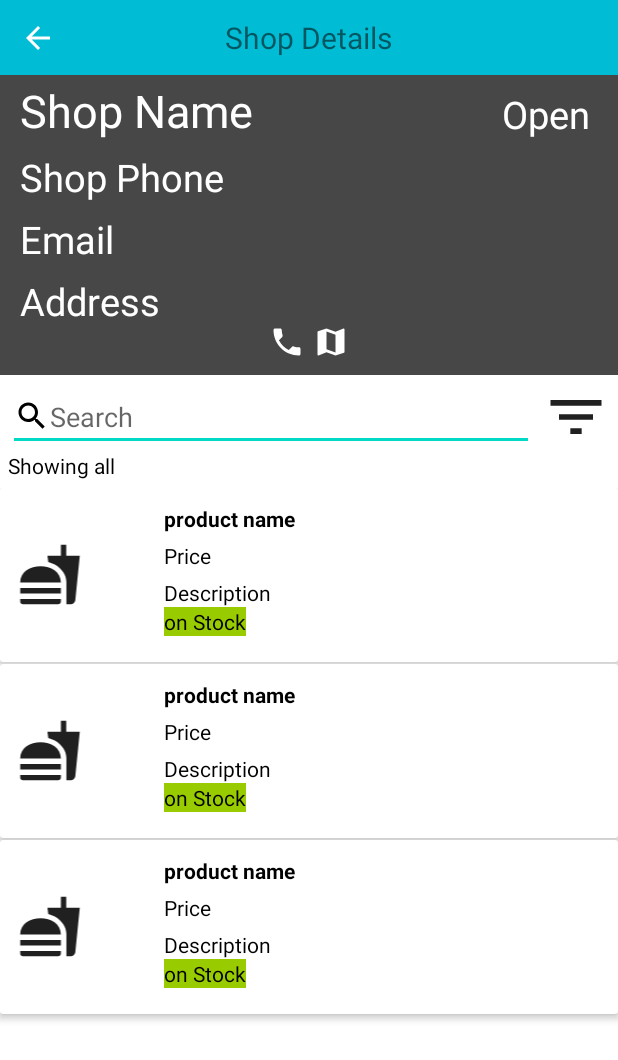
After one commit to spyroy/near_buy, an Android app: the layout activity_shop_details.xml on its own in the app's theme, with its tools: preview values and no code run, on a phone screen of 412 x 824 dp. The commit adds this screen. Shown: the top 1060 px of the screen. Run offline under Robolectric (Android 15) with nearby library versions, the phone set to English and light mode, and no system bars; Roboto replaces fonts that are not available here.

Commit message:
start of viewing products

```diff
--- a/app/src/main/AndroidManifest.xml
+++ b/app/src/main/AndroidManifest.xml
@@ -15,7 +15,8 @@
         android:roundIcon="@mipmap/ic_launcher_round"
         android:supportsRtl="true"
         android:theme="@style/Theme.Nearbuy">
-        <activity android:name=".MainUserActivity"></activity>
+        <activity android:name=".shopDetailsActivity"></activity>
+        <activity android:name=".MainUserActivity" />
         <activity android:name=".MainSellerActivity" />
         <activity android:name=".RegisterSellerActivity" />
         <activity
--- /dev/null
+++ b/app/src/main/java/com/example/near_buy/ProductsAdapter.java
@@ -0,0 +1,88 @@
+package com.example.near_buy;
+
+import android.content.Context;
+import android.content.Intent;
+import android.graphics.Color;
+import android.provider.ContactsContract;
+import android.view.LayoutInflater;
+import android.view.View;
+import android.view.ViewGroup;
+import android.widget.TextView;
+
+import androidx.annotation.NonNull;
+import androidx.recyclerview.widget.RecyclerView;
+
+import java.util.ArrayList;
+import java.util.List;
+
+public class ProductsAdapter extends RecyclerView.Adapter<ProductsAdapter.HolderShop>{
+    private Context context;
+    public ArrayList<Manager> shopList;
+
+    public ProductsAdapter (Context context, ArrayList<Manager> shopList){
+        this.context = context;
+        this.shopList = shopList;
+    }
+
+    @NonNull
+    @Override
+    public HolderShop onCreateViewHolder(@NonNull ViewGroup parent, int viewType) {
+        View view = LayoutInflater.from(context).inflate(R.layout.row_shop, parent, false);
+        return new HolderShop(view);
+    }
+
+    @Override
+    public void onBindViewHolder(@NonNull HolderShop holder, int position) {
+        Manager products = shopList.get(position);
+        List<ContactsContract.CommonDataKinds.Relation> prods = products.getProducts();
+//        String email = shop.getEmail();
+//        String shopName = shop.getStore();
+//        String phone = String.valueOf(shop.getPhone());
+//        String open = shop.getIsOpen();
+//        String name = shop.getName();
+//
+//        holder.name.setText("seller name: " + name);
+//        holder.address.setText("Address: " + Address);
+//        holder.shop_name.setText("shop name: " + shopName);
+//        holder.shop_phone.setText("shop phone: " + phone);
+//
+//        if(open.equals("true")){
+//            holder.isOpen.setText("shop is open");
+//            holder.isOpen.setBackgroundColor(Color.GREEN);
+//        }
+//        else {
+//            holder.isOpen.setText("shop is closed");
+//            holder.isOpen.setBackgroundColor(Color.RED);
+//        }
+
+        holder.itemView.setOnClickListener(new View.OnClickListener() {
+            @Override
+            public void onClick(View v) {
+                Intent intent = new Intent(context, shopDetailsActivity.class);
+                intent.putExtra("shopName", "productName");
+                context.startActivity(intent);
+            }
+        });
+    }
+
+
+    @Override
+    public int getItemCount() {
+        return shopList.size();
+    }
+
+    class HolderShop extends RecyclerView.ViewHolder{
+        private TextView product_name;
+        private TextView price;
+        private TextView description;
+        private TextView onStock;
+
+        public HolderShop(@NonNull View itemView) {
+            super(itemView);
+            product_name = (TextView)itemView.findViewById(R.id.productName);
+            price = (TextView)itemView.findViewById(R.id.productPrice);
+            description = (TextView)itemView.findViewById(R.id.productDescription);
+            onStock = (TextView)itemView.findViewById(R.id.stock);
+        }
+    }
+}
--- a/app/src/main/java/com/example/near_buy/ShopAdapter.java
+++ b/app/src/main/java/com/example/near_buy/ShopAdapter.java
@@ -1,6 +1,7 @@
 package com.example.near_buy;
 
 import android.content.Context;
+import android.content.Intent;
 import android.graphics.Color;
 import android.view.LayoutInflater;
 import android.view.View;
@@ -51,7 +52,17 @@ public class ShopAdapter extends RecyclerView.Adapter<ShopAdapter.HolderShop>{
             holder.isOpen.setText("shop is closed");
             holder.isOpen.setBackgroundColor(Color.RED);
         }
+
+        holder.itemView.setOnClickListener(new View.OnClickListener() {
+            @Override
+            public void onClick(View v) {
+                Intent intent = new Intent(context, shopDetailsActivity.class);
+                intent.putExtra("shopName", shopName);
+                context.startActivity(intent);
+            }
+        });
     }
+
 
     @Override
     public int getItemCount() {
--- /dev/null
+++ b/app/src/main/java/com/example/near_buy/shopDetailsActivity.java
@@ -0,0 +1,14 @@
+package com.example.near_buy;
+
+import androidx.appcompat.app.AppCompatActivity;
+
+import android.os.Bundle;
+
+public class shopDetailsActivity extends AppCompatActivity {
+
+    @Override
+    protected void onCreate(Bundle savedInstanceState) {
+        super.onCreate(savedInstanceState);
+        setContentView(R.layout.activity_shop_details);
+    }
+}
--- /dev/null
+++ b/app/src/main/res/drawable/ic_baseline_arrow_back_white.xml
@@ -0,0 +1,5 @@
+<vector android:height="24dp" android:tint="#FFFFFF"
+    android:viewportHeight="24" android:viewportWidth="24"
+    android:width="24dp" xmlns:android="http://schemas.android.com/apk/res/android">
+    <path android:fillColor="@android:color/white" android:pathData="M20,11H7.83l5.59,-5.59L12,4l-8,8 8,8 1.41,-1.41L7.83,13H20v-2z"/>
+</vector>
--- /dev/null
+++ b/app/src/main/res/drawable/ic_baseline_fastfood_black.xml
@@ -0,0 +1,5 @@
+<vector android:height="24dp" android:tint="#202021"
+    android:viewportHeight="24" android:viewportWidth="24"
+    android:width="24dp" xmlns:android="http://schemas.android.com/apk/res/android">
+    <path android:fillColor="@android:color/white" android:pathData="M18.06,22.99h1.66c0.84,0 1.53,-0.64 1.63,-1.46L23,5.05h-5L18,1h-1.97v4.05h-4.97l0.3,2.34c1.71,0.47 3.31,1.32 4.27,2.26 1.44,1.42 2.43,2.89 2.43,5.29v8.05zM1,21.99L1,21h15.03v0.99c0,0.55 -0.45,1 -1.01,1L2.01,22.99c-0.56,0 -1.01,-0.45 -1.01,-1zM16.03,14.99c0,-8 -15.03,-8 -15.03,0h15.03zM1.02,17h15v2h-15z"/>
+</vector>
--- /dev/null
+++ b/app/src/main/res/drawable/ic_baseline_filter_list_black.xml
@@ -0,0 +1,5 @@
+<vector android:height="24dp" android:tint="#202021"
+    android:viewportHeight="24" android:viewportWidth="24"
+    android:width="24dp" xmlns:android="http://schemas.android.com/apk/res/android">
+    <path android:fillColor="@android:color/white" android:pathData="M10,18h4v-2h-4v2zM3,6v2h18L21,6L3,6zM6,13h12v-2L6,11v2z"/>
+</vector>
--- /dev/null
+++ b/app/src/main/res/drawable/ic_baseline_local_phone_white.xml
@@ -0,0 +1,5 @@
+<vector android:height="24dp" android:tint="#FFFFFF"
+    android:viewportHeight="24" android:viewportWidth="24"
+    android:width="24dp" xmlns:android="http://schemas.android.com/apk/res/android">
+    <path android:fillColor="@android:color/white" android:pathData="M6.62,10.79c1.44,2.83 3.76,5.14 6.59,6.59l2.2,-2.2c0.27,-0.27 0.67,-0.36 1.02,-0.24 1.12,0.37 2.33,0.57 3.57,0.57 0.55,0 1,0.45 1,1V20c0,0.55 -0.45,1 -1,1 -9.39,0 -17,-7.61 -17,-17 0,-0.55 0.45,-1 1,-1h3.5c0.55,0 1,0.45 1,1 0,1.25 0.2,2.45 0.57,3.57 0.11,0.35 0.03,0.74 -0.25,1.02l-2.2,2.2z"/>
+</vector>
--- /dev/null
+++ b/app/src/main/res/drawable/ic_baseline_map_white.xml
@@ -0,0 +1,5 @@
+<vector android:height="24dp" android:tint="#FFFFFF"
+    android:viewportHeight="24" android:viewportWidth="24"
+    android:width="24dp" xmlns:android="http://schemas.android.com/apk/res/android">
+    <path android:fillColor="@android:color/white" android:pathData="M20.5,3l-0.16,0.03L15,5.1 9,3 3.36,4.9c-0.21,0.07 -0.36,0.25 -0.36,0.48V20.5c0,0.28 0.22,0.5 0.5,0.5l0.16,-0.03L9,18.9l6,2.1 5.64,-1.9c0.21,-0.07 0.36,-0.25 0.36,-0.48V3.5c0,-0.28 -0.22,-0.5 -0.5,-0.5zM15,19l-6,-2.11V5l6,2.11V19z"/>
+</vector>
--- /dev/null
+++ b/app/src/main/res/layout/activity_shop_details.xml
@@ -0,0 +1,196 @@
+<?xml version="1.0" encoding="utf-8"?>
+<RelativeLayout xmlns:android="http://schemas.android.com/apk/res/android"
+    xmlns:app="http://schemas.android.com/apk/res-auto"
+    xmlns:tools="http://schemas.android.com/tools"
+    android:layout_width="match_parent"
+    android:layout_height="match_parent"
+    tools:context=".shopDetailsActivity">
+
+    <RelativeLayout
+        android:id="@+id/shopRl"
+        android:layout_width="match_parent"
+        android:layout_height="250dp">
+
+        <ImageView
+            android:id="@+id/shopSingle"
+            android:layout_width="match_parent"
+            android:layout_height="match_parent"
+            android:scaleType="centerCrop"
+            android:src="#79000000" />
+
+        <ImageView
+            android:layout_width="match_parent"
+            android:layout_height="match_parent"
+            android:src="#79000000"/>
+
+        <RelativeLayout
+            android:layout_width="match_parent"
+            android:layout_height="wrap_content"
+            android:layout_marginTop="40dp"
+            android:padding="10dp">
+
+            <TextView
+                android:id="@+id/shopNameSingle"
+                android:layout_width="wrap_content"
+                android:layout_height="wrap_content"
+                style="@style/Animation.Design.BottomSheetDialog"
+                android:text="Shop Name"
+                android:textColor="@color/white"
+                android:layout_margin="3dp"
+                android:textSize="30dp"/>
+
+            <TextView
+                android:id="@+id/shopPhoneSingle"
+                android:layout_width="wrap_content"
+                android:layout_height="wrap_content"
+                style="@style/Animation.Design.BottomSheetDialog"
+                android:text="Shop Phone"
+                android:layout_below="@+id/shopNameSingle"
+                android:textColor="@color/white"
+                android:layout_margin="3dp"
+                android:textSize="25dp"/>
+
+            <TextView
+                android:id="@+id/shopEmailSingle"
+                android:layout_width="wrap_content"
+                android:layout_height="wrap_content"
+                style="@style/Animation.Design.BottomSheetDialog"
+                android:text="Email"
+                android:layout_below="@+id/shopPhoneSingle"
+                android:textColor="@color/white"
+                android:layout_margin="3dp"
+                android:textSize="25dp"/>
+
+            <TextView
+                android:id="@+id/openSingle"
+                android:layout_width="wrap_content"
+                android:layout_height="wrap_content"
+                style="@style/Animation.Design.BottomSheetDialog"
+                android:text="Open"
+                android:layout_alignParentEnd="true"
+                android:layout_alignParentRight="true"
+                android:padding="5dp"
+                android:textColor="@color/white"
+                android:layout_margin="3dp"
+                android:textSize="25dp" />
+
+            <TextView
+                android:id="@+id/shopAddressSingle"
+                android:layout_width="wrap_content"
+                android:layout_height="wrap_content"
+                style="@style/Animation.Design.BottomSheetDialog"
+                android:text="Address"
+                android:layout_below="@+id/shopEmailSingle"
+                android:textColor="@color/white"
+                android:layout_margin="3dp"
+                android:textSize="25dp"/>
+
+            <LinearLayout
+                android:layout_width="match_parent"
+                android:layout_height="wrap_content"
+                android:layout_alignParentBottom="true"
+                android:gravity="center_horizontal"
+                android:orientation="horizontal">
+
+                <ImageButton
+                    android:id="@+id/callBtn"
+                    android:layout_width="wrap_content"
+                    android:layout_height="wrap_content"
+                    android:src="@drawable/ic_baseline_local_phone_white"
+                    android:background="@null"/>
+
+                <ImageButton
+                    android:id="@+id/mapBtn"
+                    android:layout_marginStart="5dp"
+                    android:layout_marginLeft="5dp"
+                    android:layout_width="wrap_content"
+                    android:layout_height="wrap_content"
+                    android:src="@drawable/ic_baseline_map_white"
+                    android:background="@null"/>
+
+            </LinearLayout>
+
+
+
+        </RelativeLayout>
+
+    </RelativeLayout>
+
+    <RelativeLayout
+        android:id="@+id/toolbar"
+        android:layout_width="match_parent"
+        android:layout_height="wrap_content"
+        android:background="#00BCD4"
+        android:padding="10dp">
+
+        <ImageButton
+            android:id="@+id/backBtn"
+            android:layout_width="30dp"
+            android:layout_height="30dp"
+            android:src="@drawable/ic_baseline_arrow_back_white"
+            android:background="@null" />
+        <TextView
+            android:layout_width="wrap_content"
+            android:layout_height="wrap_content"
+            android:layout_centerHorizontal="true"
+            android:layout_centerVertical="true"
+            android:text="Shop Details"
+            android:textSize="20dp" />
+    </RelativeLayout>
+
+    <RelativeLayout
+        android:id="@+id/products"
+        android:layout_width="match_parent"
+        android:layout_height="match_parent"
+        android:layout_below="@id/shopRl">
+
+        <EditText
+            android:id="@+id/searcProduct"
+            android:layout_width="match_parent"
+            android:layout_height="wrap_content"
+            android:layout_margin="5dp"
+            android:layout_toStartOf="@+id/filterBtn"
+            android:layout_toLeftOf="@+id/filterBtn"
+            android:drawableStart="@drawable/ic_search_black_24dp"
+            android:drawableLeft="@drawable/ic_search_black_24dp"
+            android:hint="Search"/>
+
+        <ImageButton
+            android:id="@+id/filterBtn"
+            android:layout_width="45dp"
+            android:layout_height="45dp"
+            android:layout_alignParentEnd="true"
+            android:layout_alignParentRight="true"
+            android:layout_marginTop="5dp"
+            android:layout_marginEnd="5dp"
+            android:layout_marginRight="5dp"
+            android:background="@null"
+            android:scaleType="fitXY"
+            android:src="@drawable/ic_baseline_filter_list_black"
+            />
+
+        <TextView
+            android:id="@+id/filterProducts"
+            android:layout_width="wrap_content"
+            android:layout_height="wrap_content"
+            android:layout_below="@+id/filterBtn"
+            android:layout_marginStart="5dp"
+            android:layout_marginLeft="5dp"
+            android:layout_marginBottom="5dp"
+            android:text="Showing all"
+            android:textColor="@color/black" />
+
+        <androidx.recyclerview.widget.RecyclerView
+            android:id="@+id/showProducts"
+            android:layout_below="@+id/filterProducts"
+            android:layout_width="match_parent"
+            android:layout_height="match_parent"
+            app:layoutManager="androidx.recyclerview.widget.LinearLayoutManager"
+            tools:listitem="@layout/row_products"/>
+
+
+
+
+    </RelativeLayout>
+
+</RelativeLayout>
--- /dev/null
+++ b/app/src/main/res/layout/row_products.xml
@@ -0,0 +1,94 @@
+<?xml version="1.0" encoding="utf-8"?>
+<androidx.cardview.widget.CardView xmlns:android="http://schemas.android.com/apk/res/android"
+    xmlns:app="http://schemas.android.com/apk/res-auto"
+    xmlns:tools="http://schemas.android.com/tools"
+    android:layout_width="match_parent"
+    android:layout_height="wrap_content"
+    android:layout_marginBottom="1dp"
+    app:cardElevation="3dp"
+    app:contentPadding="5dp"
+    tools:context=".storeFrag">
+
+    <RelativeLayout
+        android:id="@+id/shopDetails"
+        android:layout_width="401dp"
+        android:layout_height="105dp">
+
+        <LinearLayout
+            android:id="@+id/linear"
+            android:layout_width="346dp"
+            android:layout_height="match_parent"
+            android:layout_alignParentStart="true"
+            android:layout_alignParentLeft="true"
+            android:layout_marginStart="56dp"
+            android:layout_marginLeft="56dp"
+            android:orientation="vertical">
+
+            <TextView
+                android:id="@+id/productName"
+                android:layout_width="wrap_content"
+                android:layout_height="wrap_content"
+                android:layout_marginStart="@android:dimen/app_icon_size"
+                android:layout_marginLeft="@android:dimen/app_icon_size"
+                android:layout_marginTop="5dp"
+                android:text="product name"
+                android:textColor="@color/black"
+                android:textStyle="bold" />
+
+            <TextView
+                android:id="@+id/productPrice"
+                android:layout_width="wrap_content"
+                android:layout_height="wrap_content"
+                android:layout_marginStart="@android:dimen/app_icon_size"
+                android:layout_marginLeft="@android:dimen/app_icon_size"
+                android:layout_marginTop="5dp"
+                android:text="Price"
+                android:textColor="@color/black" />
+
+            <TextView
+                android:id="@+id/productDescription"
+                android:layout_width="wrap_content"
+                android:layout_height="wrap_content"
+                android:layout_marginStart="@android:dimen/app_icon_size"
+                android:layout_marginLeft="@android:dimen/app_icon_size"
+                android:layout_marginTop="5dp"
+                android:text="Description"
+                android:textColor="@color/black" />
+
+            <TextView
+                android:id="@+id/stock"
+                android:layout_width="wrap_content"
+                android:layout_height="wrap_content"
+                android:layout_marginStart="@android:dimen/app_icon_size"
+                android:layout_marginLeft="@android:dimen/app_icon_size"
+                android:background="@android:color/holo_green_light"
+                android:text="on Stock"
+                android:textColor="@color/black" />
+        </LinearLayout>
+
+
+        <ImageView
+            android:id="@+id/shop_im"
+            android:layout_width="56dp"
+            android:layout_height="43dp"
+            android:layout_alignParentStart="true"
+            android:layout_alignParentLeft="true"
+            android:layout_centerVertical="true"
+            android:src="@drawable/ic_baseline_fastfood_black" />
+    </RelativeLayout>
+
+
+    <!-- TODO: Update blank fragment layout -->
+    <!--    <TextView-->
+    <!--        android:layout_width="wrap_content"-->
+    <!--        android:layout_height="wrap_content"-->
+    <!--        android:layout_marginTop="16dp"-->
+    <!--        android:text="Store Frag"-->
+    <!--        android:textColor="#771575"-->
+    <!--        android:textSize="36sp"-->
+    <!--        android:textStyle="bold"-->
+    <!--        android:background="#FFFFFF"-->
+    <!--        app:layout_constraintEnd_toEndOf="parent"-->
+    <!--        app:layout_constraintStart_toStartOf="parent"-->
+    <!--        app:layout_constraintTop_toTopOf="parent" />-->
+</androidx.cardview.widget.CardView>
```
Also changed, not shown: 2 other files.
